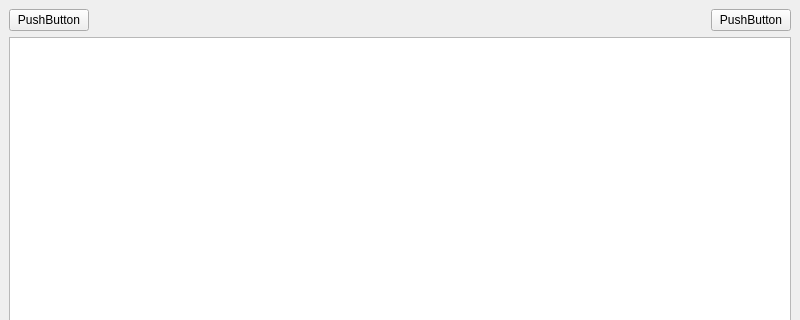
First picture: the form in app/mainwindow.ui, repository bugwithbutts/playeer, before the edit; both pictures show x 0 to 800 and y 0 to 320 of the 800 by 600 pixel window.
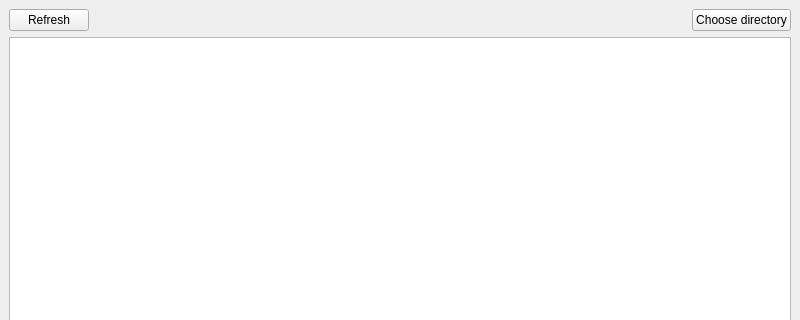
Second picture: the form after the edit. Icons and pictures are not drawn.

```diff
--- a/app/mainwindow.ui
+++ b/app/mainwindow.ui
@@ -25,7 +25,7 @@
         <item>
          <widget class="QPushButton" name="refresh">
           <property name="text">
-           <string>PushButton</string>
+           <string>Refresh</string>
           </property>
          </widget>
         </item>
@@ -45,7 +45,7 @@
         <item>
          <widget class="QPushButton" name="open">
           <property name="text">
-           <string>PushButton</string>
+           <string>Choose directory</string>
           </property>
          </widget>
         </item>
```
Left out of the diff: 10 changed lines with no effect on the pictures.
